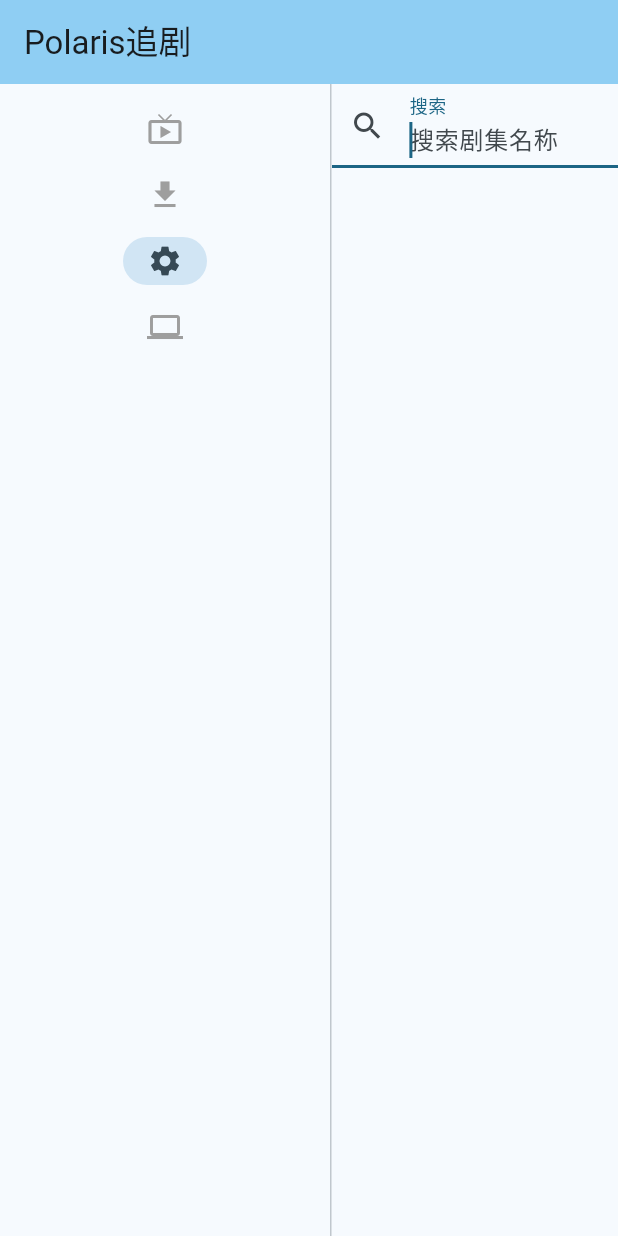
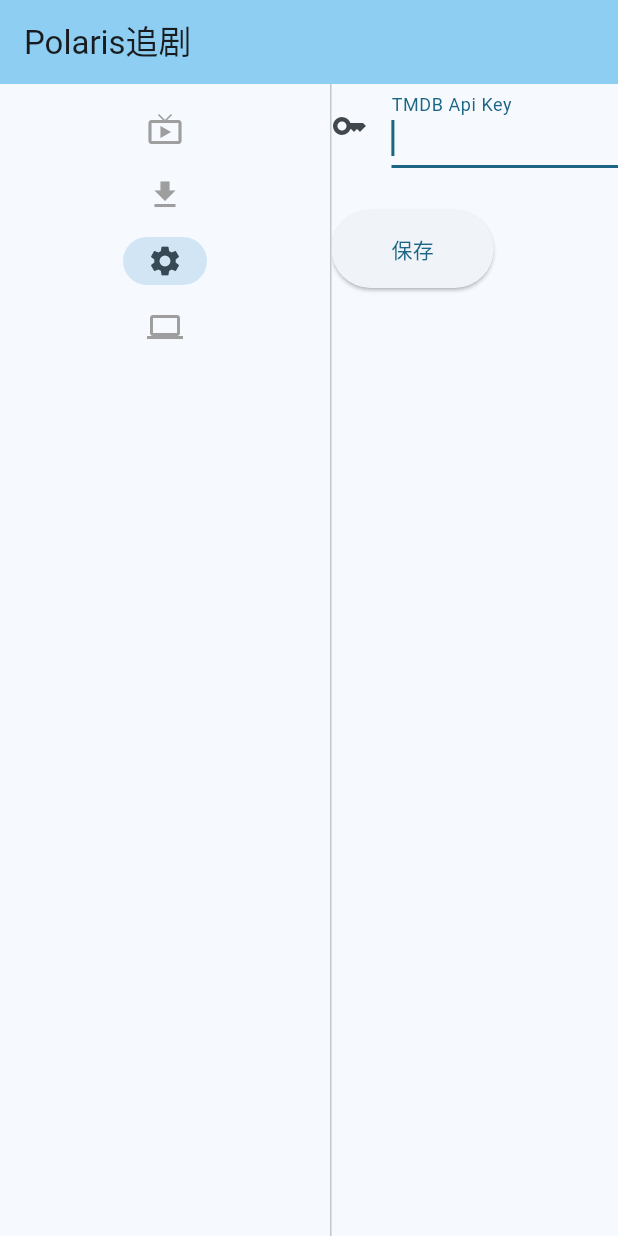
Before and after one commit to simon-ding/polaris, a Flutter app: the screen it shows after launch, after a tap on "活动", after a tap on "设置", on a phone screen of 412 x 824 dp. Run offline on Flutter 3.47's test engine with Material 3 defaults, Android fonts, the light colour scheme and no system bars; our stand-ins replace dio, go_router; network calls fail.

Commit message:
add setting, alertbox, etc

```diff
--- a/ui/lib/APIs.dart
+++ b/ui/lib/APIs.dart
@@ -1,6 +1,9 @@
 class APIs {
   static const _baseUrl = "http://127.0.0.1:8080";
   static const searchUrl = "$_baseUrl/api/v1/tv/search";
+  static const settingsUrl = "$_baseUrl/api/v1/setting/do";
 
   static const tmdbImgBaseUrl = "https://image.tmdb.org/t/p/w500/";
+
+  static const tmdbApiKey = "tmdb_api_key";
 }
--- a/ui/lib/main.dart
+++ b/ui/lib/main.dart
@@ -2,6 +2,7 @@ import 'package:flutter/material.dart';
 import 'package:go_router/go_router.dart';
 import 'package:ui/navdrawer.dart';
 import 'package:ui/search.dart';
+import 'package:ui/system_settings.dart';
 import 'package:ui/weclome.dart';
 
 void main() {
@@ -41,19 +42,23 @@ class MyApp extends StatelessWidget {
       },
       routes: [
         GoRoute(
-          path: '/',
+          path: WelcomePage.route,
           builder: (context, state) => WelcomePage(),
         ),
         GoRoute(
-          path: "/search",
+          path: SearchPage.route,
           builder: (context, state) => const SearchPage(),
+        ),
+        GoRoute(
+          path: SystemSettingsPage.route,
+          builder: (context, state) => SystemSettingsPage(),
         )
       ],
     );
 
     final _router = GoRouter(
       navigatorKey: _rootNavigatorKey,
-      initialLocation: '/',
+      initialLocation: WelcomePage.route,
       routes: [
         _shellRoute,
       ],
--- a/ui/lib/navdrawer.dart
+++ b/ui/lib/navdrawer.dart
@@ -1,5 +1,8 @@
 import 'package:flutter/material.dart';
 import 'package:go_router/go_router.dart';
+import 'package:ui/search.dart';
+import 'package:ui/system_settings.dart';
+import 'package:ui/weclome.dart';
 
 class NavDrawer extends StatefulWidget {
   @override
@@ -27,9 +30,11 @@ class _NavDrawerState extends State<NavDrawer> {
                     _counter = value;
                   });
                   if (value == 0) {
-                    context.go('/');
+                    context.go(WelcomePage.route);
                   } else if (value == 1) {
-                    context.go("/search");
+                    context.go(SearchPage.route);
+                  } else if (value == 2) {
+                    context.go(SystemSettingsPage.route);
                   }
                 },
                 extended: MediaQuery.of(context).size.width >= 850,
--- a/ui/lib/server_response.dart
+++ b/ui/lib/server_response.dart
@@ -0,0 +1,11 @@
+class ServerResponse {
+  final int code;
+  final String message;
+  final dynamic data;
+  ServerResponse(this.code, this.message, this.data);
+
+  ServerResponse.fromJson(Map<String, dynamic> json)
+      : code = json["code"] as int,
+        message = json["message"] as String,
+        data = json["data"];
+}
--- /dev/null
+++ b/ui/lib/system_settings.dart
@@ -0,0 +1,93 @@
+import 'package:dio/dio.dart';
+import 'package:flutter/material.dart';
+import 'package:ui/APIs.dart';
+import 'package:ui/server_response.dart';
+import 'package:ui/utils.dart';
+
+class SystemSettingsPage extends StatefulWidget {
+  static const route = "/systemsettings";
+  @override
+  State<StatefulWidget> createState() {
+    return _SystemSettingsPageState();
+  }
+}
+
+class _SystemSettingsPageState extends State<SystemSettingsPage> {
+  final GlobalKey _formKey = GlobalKey<FormState>();
+  final TextEditingController _tmdbApiKeyController = TextEditingController();
+
+  @override
+  Widget build(BuildContext context) {
+    _handleRefresh();
+    return Expanded(
+      child: RefreshIndicator(
+          onRefresh: _handleRefresh,
+          child: Form(
+            key: _formKey, //设置globalKey，用于后面获取FormState
+            autovalidateMode: AutovalidateMode.onUserInteraction,
+            child: Column(
+              children: [
+                TextFormField(
+                  autofocus: true,
+                  controller: _tmdbApiKeyController,
+                  decoration: const InputDecoration(
+                    labelText: "TMDB Api Key",
+                    icon: Icon(Icons.key),
+                  ),
+                  // 校验用户名
+                  validator: (v) {
+                    return v!.trim().isNotEmpty ? null : "ApiKey 不能为空";
+                  },
+                ),
+                Padding(
+                  padding: const EdgeInsets.only(top: 28.0),
+                  child: Row(
+                    children: <Widget>[
+                      Center(
+                        child: ElevatedButton(
+                          child: const Padding(
+                            padding: EdgeInsets.all(16.0),
+                            child: Text("保存"),
+                          ),
+                          onPressed: () {
+                            // 通过_formKey.currentState 获取FormState后，
+                            // 调用validate()方法校验用户名密码是否合法，校验
+                            // 通过后再提交数据。
+                            if ((_formKey.currentState as FormState)
+                                .validate()) {
+                              _submitSettings(context,_tmdbApiKeyController.text);
+                            }
+                          },
+                        ),
+                      ),
+                    ],
+                  ),
+                )
+              ],
+            ),
+          )),
+    );
+  }
+
+  Future<void> _handleRefresh() async {
+    final dio = Dio();
+    var resp = await dio
+        .get(APIs.settingsUrl, queryParameters: {"key": APIs.tmdbApiKey});
+    var rrr = resp.data as Map<String, dynamic>;
+    var data = rrr["data"] as Map<String, dynamic>;
+    var key = data[APIs.tmdbApiKey] as String;
+    _tmdbApiKeyController.text = key;
+
+    // Fetch new data and update the UI
+  }
+
+  void _submitSettings(BuildContext context, String v) async {
+    var resp = await Dio().post(APIs.settingsUrl, data: {APIs.tmdbApiKey: v});
+    var sp = ServerResponse.fromJson(resp.data as Map<String, dynamic>);
+    if (sp.code != 0) {
+      if (context.mounted) {
+        Utils.showAlertDialog(context, sp.message);
+      }
+    }
+  }
+}
--- a/ui/lib/weclome.dart
+++ b/ui/lib/weclome.dart
@@ -3,6 +3,7 @@ import 'package:ui/APIs.dart';
 
 class WelcomePage extends StatefulWidget {
   const WelcomePage({super.key});
+  static const route = "/welcome";
 
   @override
   State<StatefulWidget> createState() {
```
Also changed, not shown: ui/lib/search.dart (+12 -4 lines), ui/lib/utils.dart (added, +31 -0 lines), 1 other file.
